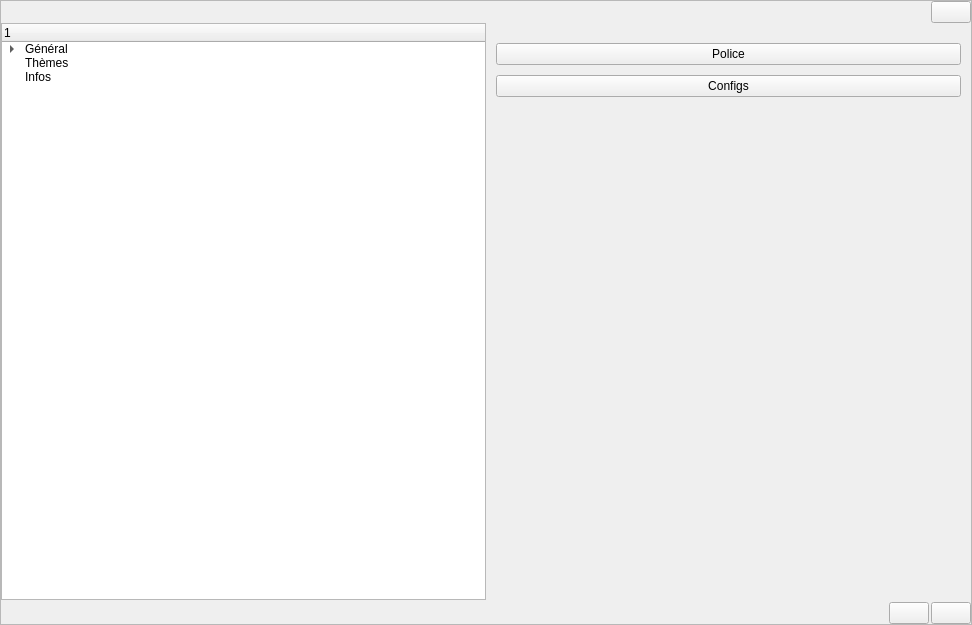
Above: src/gui/Dlg/option.ui from LaM0uette/PySide6_Blank_Project_demo before the change. Below: the same form after it.
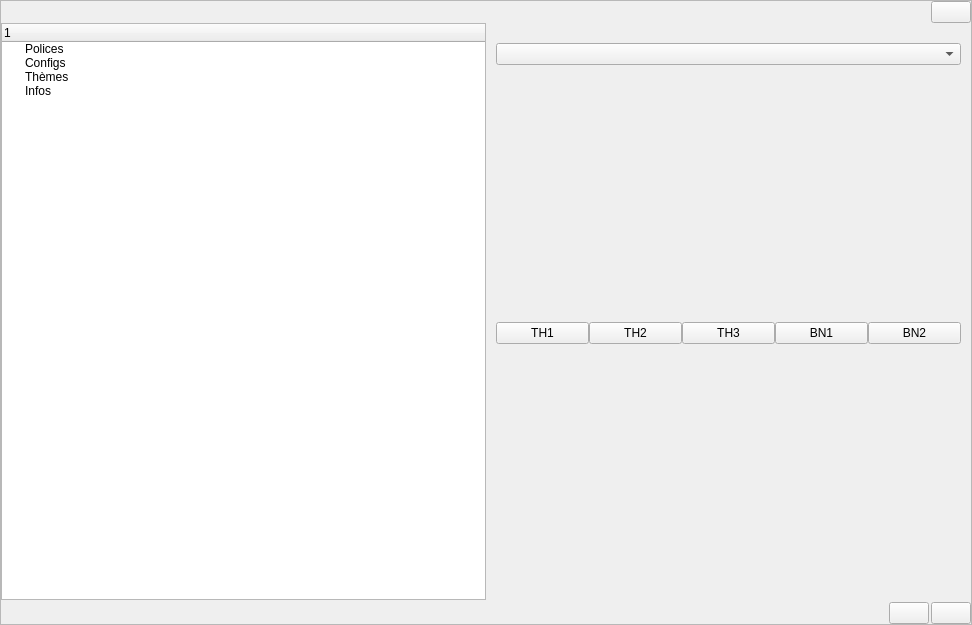
That is the form after the change. The open tabs and pages were chosen to show the change.

Patch:
```diff
--- a/src/gui/Dlg/option.ui
+++ b/src/gui/Dlg/option.ui
@@ -126,18 +126,13 @@
           </column>
           <item>
            <property name="text">
-            <string>Général</string>
+            <string>Polices</string>
            </property>
-           <item>
-            <property name="text">
-             <string>Polices</string>
-            </property>
-           </item>
-           <item>
-            <property name="text">
-             <string>Configs</string>
-            </property>
-           </item>
+          </item>
+          <item>
+           <property name="text">
+            <string>Configs</string>
+           </property>
           </item>
           <item>
            <property name="text">
@@ -154,55 +149,9 @@
         <item>
          <widget class="QStackedWidget" name="stk_option">
           <property name="currentIndex">
-           <number>5</number>
+           <number>3</number>
           </property>
           <widget class="QWidget" name="pg_opt_menu"/>
-          <widget class="QWidget" name="pg_opt_gen">
-           <layout class="QVBoxLayout" name="vlay_pg_opt_gen">
-            <property name="spacing">
-             <number>10</number>
-            </property>
-            <property name="leftMargin">
-             <number>10</number>
-            </property>
-            <property name="topMargin">
-             <number>20</number>
-            </property>
-            <property name="rightMargin">
-             <number>10</number>
-            </property>
-            <property name="bottomMargin">
-             <number>10</number>
-            </property>
-            <item>
-             <widget class="QPushButton" name="pb_opt_gen_font">
-              <property name="text">
-               <string>Police</string>
-              </property>
-             </widget>
-            </item>
-            <item>
-             <widget class="QPushButton" name="pb_opt_gen_config">
-              <property name="text">
-               <string>Configs</string>
-              </property>
-             </widget>
-            </item>
-            <item>
-             <spacer name="verticalSpacer_11">
-              <property name="orientation">
-               <enum>Qt::Vertical</enum>
-              </property>
-              <property name="sizeHint" stdset="0">
-               <size>
-                <width>20</width>
-                <height>40</height>
-               </size>
-              </property>
-             </spacer>
-            </item>
-           </layout>
-          </widget>
           <widget class="QWidget" name="pg_opt_font">
            <layout class="QVBoxLayout" name="vlay_pg_opt_font">
             <property name="spacing">
@@ -726,13 +675,6 @@
               </property>
              </spacer>
             </item>
-            <item>
-             <widget class="QPushButton" name="pb_opt_tm_colors">
-              <property name="text">
-               <string>Couleurs</string>
-              </property>
-             </widget>
-            </item>
            </layout>
           </widget>
           <widget class="QWidget" name="pg_opt_infos">
```
